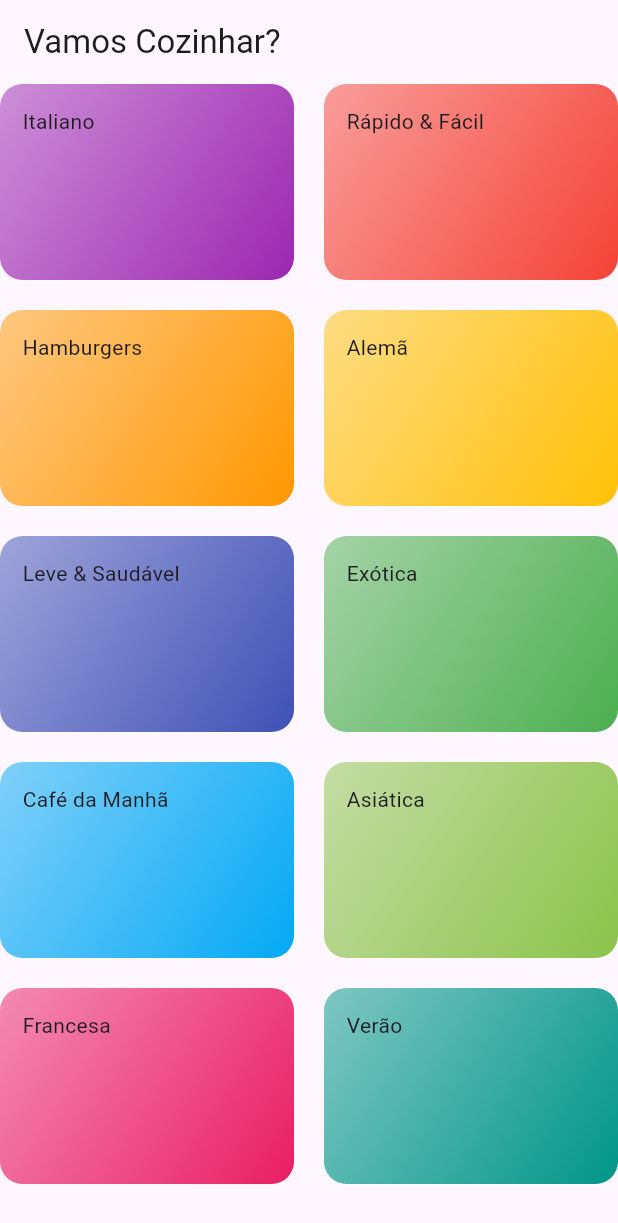
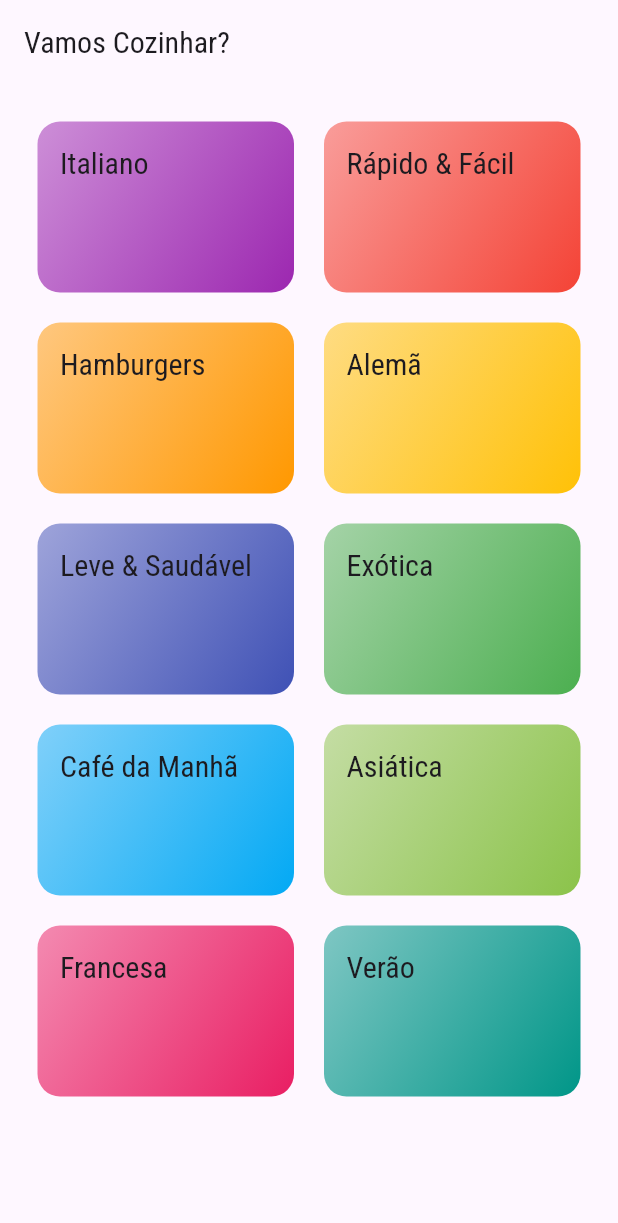
Before and after one commit to MoisesAlvarenga/flutter_meals, a Flutter app: the screen it shows after launch, on a phone screen of 412 x 824 dp. Shown: the top 1223 px of the screen. Run offline on Flutter 3.47's test engine with Material 3 defaults, Android fonts, the phone set to English and light mode, and no system bars.

```diff
--- a/lib/components/category_item.dart
+++ b/lib/components/category_item.dart
@@ -1,16 +1,32 @@
 import 'package:flutter/material.dart';
 import '../models/category.dart';
+import '../screens/categories_meals_screen.dart';
+import '../utils/app-routes.dart';
 
 class CategoryItem extends StatelessWidget {
   final Category category;
 
   const CategoryItem(this.category);
 
+  void _selectCategory(BuildContext context) {
+    Navigator.of(context).pushNamed(
+      AppRoutes.categoriesMeals,
+      arguments: category,
+    );
+  }
+
   @override
   Widget build(BuildContext context) {
-    return Container(
-      padding: EdgeInsets.all(15),
-      child: Text(category.title),
+    return InkWell(
+      onTap: () => _selectCategory(context),
+      splashColor: Theme.of(context).primaryColor,
+      borderRadius: BorderRadius.circular(15),
+      child: Container(
+        padding: const EdgeInsets.all(15),
+        child: Text(
+          category.title,
+          style: Theme.of(context).textTheme.titleLarge,
+        ),
         decoration: BoxDecoration(
           borderRadius: BorderRadius.circular(15),
           gradient: LinearGradient(colors: [
@@ -18,6 +34,7 @@ class CategoryItem extends StatelessWidget {
             category.color,
           ], begin: Alignment.topLeft, end: Alignment.bottomRight),
         ),
+      ),
     );
   }
 }
--- a/lib/main.dart
+++ b/lib/main.dart
@@ -1,17 +1,34 @@
 import 'package:flutter/material.dart';
 import 'screens/categories_screen.dart';
+import 'screens/categories_meals_screen.dart';
+import 'utils/app-routes.dart';
 
 void main() => runApp(MyApp());
 
 class MyApp extends StatelessWidget {
   @override
   Widget build(BuildContext context) {
+    final ThemeData theme = ThemeData(
+        fontFamily: 'Raleway',
+        textTheme: ThemeData.light().textTheme.copyWith(
+              titleLarge: TextStyle(
+                fontSize: 20,
+                fontFamily: 'RobotoCondensed',
+              ),
+            ),
+        canvasColor: Color.fromRGBO(255, 254, 229, 1));
     return MaterialApp(
       title: 'DeliMeals',
-      theme: ThemeData(
-        primarySwatch: Colors.blue,
+      theme: theme.copyWith(
+        colorScheme: theme.colorScheme.copyWith(
+          primary: Colors.pink,
+          secondary: Colors.amber,
+        ),
       ),
-      home: CategoriesScreen(),
+      routes: {
+        AppRoutes.home: (ctx) => const CategoriesScreen(),
+        AppRoutes.categoriesMeals: (ctx) => CategoriesMealsScreen(),
+      },
     );
   }
 }
--- /dev/null
+++ b/lib/screens/categories_meals_screen.dart
@@ -0,0 +1,18 @@
+import 'package:flutter/material.dart';
+import '../models/category.dart';
+
+class CategoriesMealsScreen extends StatelessWidget {
+  @override
+  Widget build(BuildContext context) {
+    final category = ModalRoute.of(context)?.settings.arguments as Category;
+
+    return Scaffold(
+      appBar: AppBar(
+        title: Text(category.title),
+      ),
+      body: Center(
+        child: Text("Receitas por categoria ${category.id}"),
+      ),
+    );
+  }
+}
--- a/lib/screens/categories_screen.dart
+++ b/lib/screens/categories_screen.dart
@@ -9,9 +9,10 @@ class CategoriesScreen extends StatelessWidget {
   Widget build(BuildContext context) {
     return Scaffold(
       appBar: AppBar(
-        title: Text("Vamos Cozinhar?"),
+        title: const Text("Vamos Cozinhar?"),
       ),
       body: GridView(
+        padding: const EdgeInsets.all(25),
         gridDelegate: const SliverGridDelegateWithMaxCrossAxisExtent(
           maxCrossAxisExtent: 200,
           childAspectRatio: 3 / 2,
--- /dev/null
+++ b/lib/utils/app-routes.dart
@@ -0,0 +1,4 @@
+class AppRoutes {
+  static const home = '/';
+  static const categoriesMeals = "/categories-meals";
+}
```
Also changed, not shown: pubspec.yaml (+22 -11 lines), assets/fonts/Raleway-Black.ttf (added), assets/fonts/Raleway-Bold.ttf (added), assets/fonts/Raleway-Regular.ttf (added), assets/fonts/RobotoCondensed-Bold.ttf (added), assets/fonts/RobotoCondensed-Italic.ttf (added), assets/fonts/RobotoCondensed-Light.ttf (added), assets/fonts/RobotoCondensed-Regular.ttf (added). Lines whose indentation alone changed are shown as unchanged.
